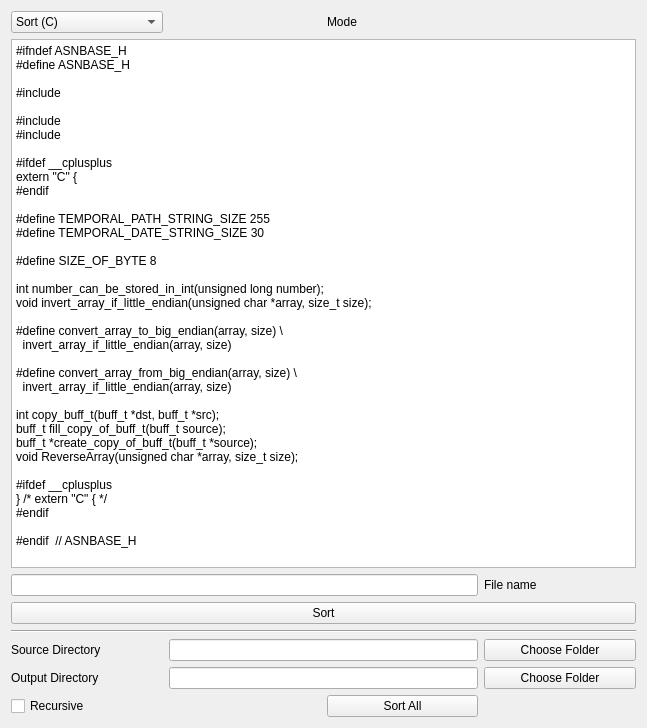
First picture: the form in mainwindow.ui, repository VoreWind/ClassMethodSorter, before the edit.
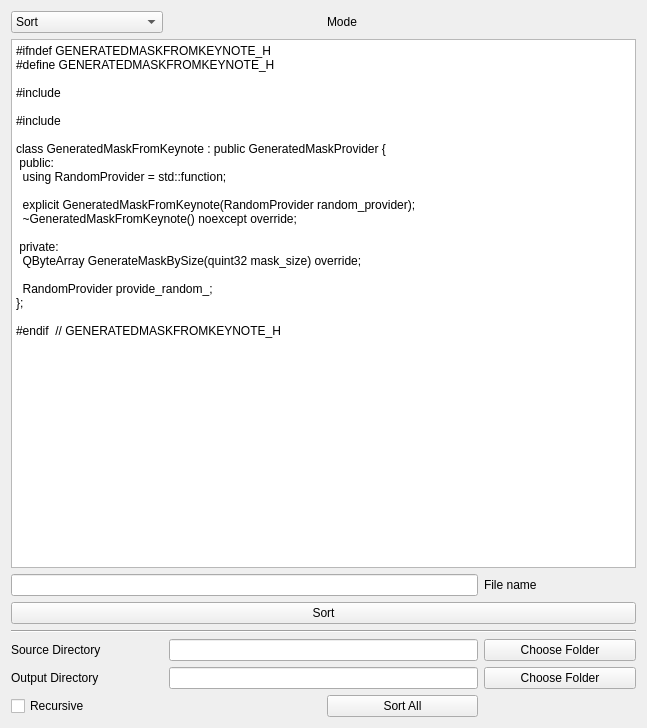
Second picture: the form after the edit.

Commit message: Fix the bug with using sometimes being below constructor

What changed in the file:
```diff
--- a/mainwindow.ui
+++ b/mainwindow.ui
@@ -18,7 +18,7 @@
     <item row="0" column="0">
      <widget class="QComboBox" name="mode_combo">
       <property name="currentIndex">
-       <number>2</number>
+       <number>0</number>
       </property>
       <item>
        <property name="text">
@@ -96,42 +96,27 @@
     <item row="1" column="0" colspan="4">
      <widget class="QPlainTextEdit" name="segment_text_edit">
       <property name="plainText">
-       <string>#ifndef ASNBASE_H
-#define ASNBASE_H
+       <string>#ifndef GENERATEDMASKFROMKEYNOTE_H
+#define GENERATEDMASKFROMKEYNOTE_H
 
-#include &lt;stdio.h&gt;
+#include &lt;generatedmaskprovider.h&gt;
 
-#include &lt;asnprim.h&gt;
-#include &lt;trace.h&gt;
+#include &lt;functional&gt;
 
-#ifdef __cplusplus
-extern &quot;C&quot; {
-#endif
+class GeneratedMaskFromKeynote : public GeneratedMaskProvider {
+ public:
+  using RandomProvider = std::function&lt;void(int, QByteArray&amp;)&gt;;
 
-#define TEMPORAL_PATH_STRING_SIZE 255
-#define TEMPORAL_DATE_STRING_SIZE 30
+  explicit GeneratedMaskFromKeynote(RandomProvider random_provider);
+  ~GeneratedMaskFromKeynote() noexcept override;
 
-#define SIZE_OF_BYTE 8
+ private:
+  QByteArray GenerateMaskBySize(quint32 mask_size) override;
 
-int number_can_be_stored_in_int(unsigned long number);
-void invert_array_if_little_endian(unsigned char *array, size_t size);
+  RandomProvider provide_random_;
+};
 
-#define convert_array_to_big_endian(array, size) \
-  invert_array_if_little_endian(array, size)
-
-#define convert_array_from_big_endian(array, size) \
-  invert_array_if_little_endian(array, size)
-
-int copy_buff_t(buff_t *dst, buff_t *src);
-buff_t fill_copy_of_buff_t(buff_t source);
-buff_t *create_copy_of_buff_t(buff_t *source);
-void ReverseArray(unsigned char *array, size_t size);
-
-#ifdef __cplusplus
-} /* extern &quot;C&quot; { */
-#endif
-
-#endif  // ASNBASE_H
+#endif  // GENERATEDMASKFROMKEYNOTE_H
 </string>
       </property>
      </widget>
```
The commit also changes 11 other files.
